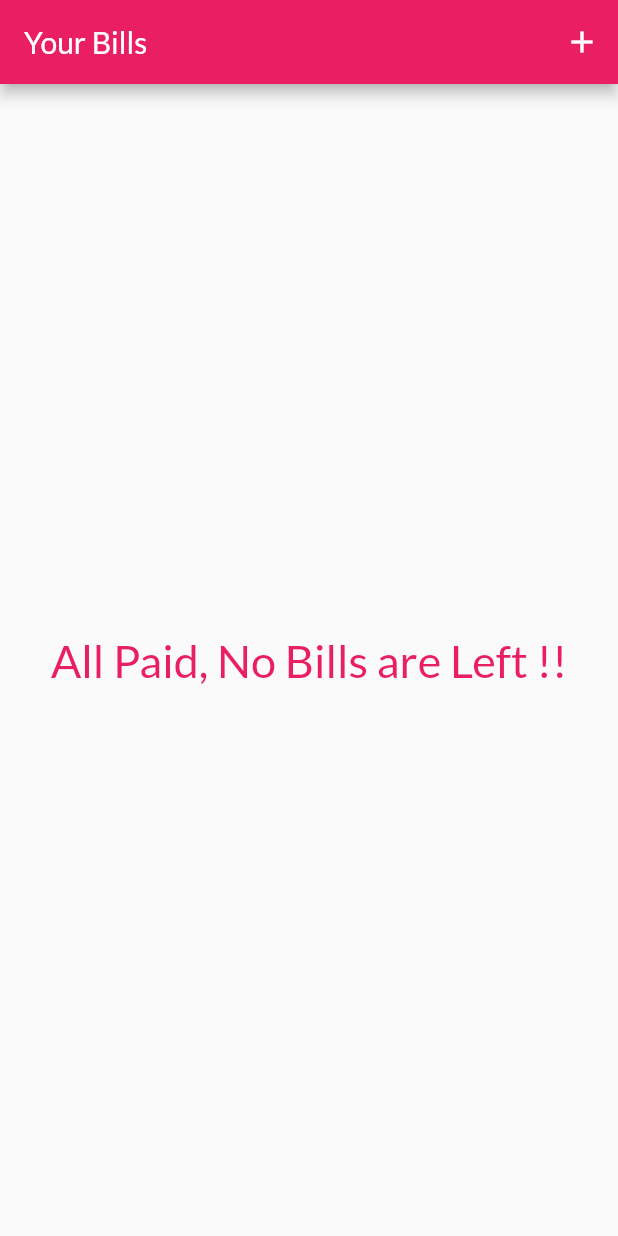
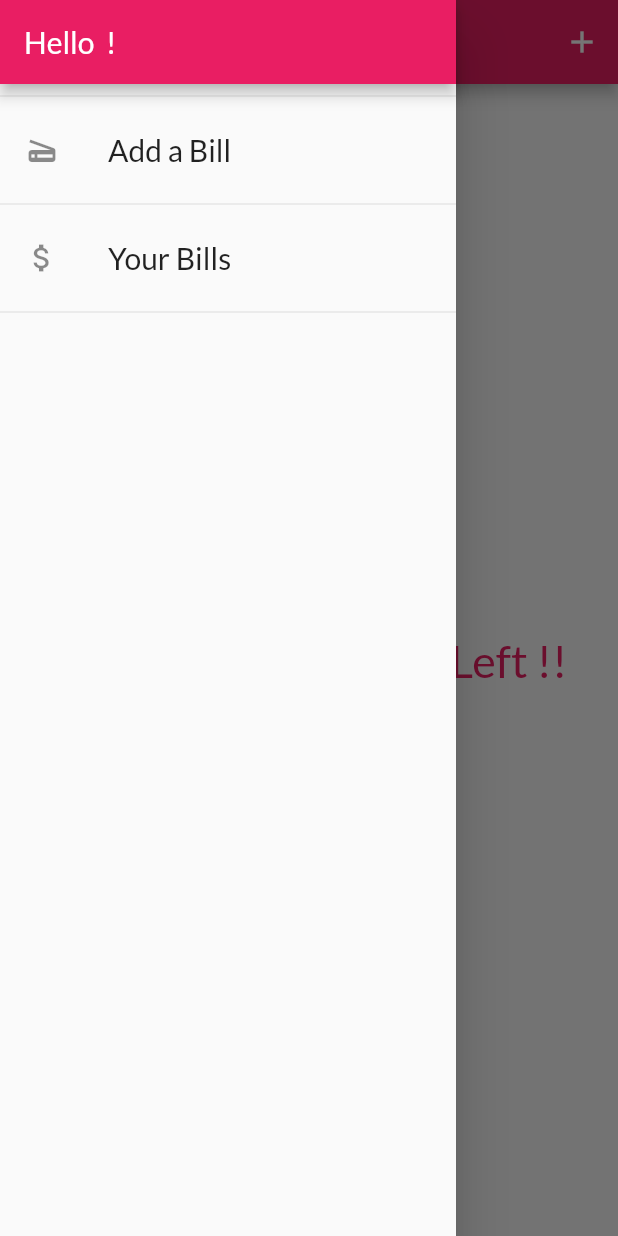
Before and after one commit to vaibhavpuri32/Android_Mobile_Vision_Project, a Flutter app: the screen it shows after launch, with the side drawer open (before the commit the screen has no drawer), on a phone screen of 412 x 824 dp. Run offline on Flutter 3.47's test engine with Material 2 defaults, Android fonts, the phone set to English and light mode, and no system bars; our stand-ins replace image_picker, sqflite; missing offline and left inert: firebase_ml_vision; accounts and stored records are empty.

Commit message:
Commit changes

```diff
--- a/lib/Providers/bills.dart
+++ b/lib/Providers/bills.dart
@@ -38,9 +38,8 @@ class Bills with ChangeNotifier {
             price: item["price"],
             image: File(item["image"]),
             title: item["title"],
-            time: item["time"]))
+            time: DateTime.parse(item["time"])))
         .toList();
-
     notifyListeners();
   }
 }
--- a/lib/Widgets/image_input.dart
+++ b/lib/Widgets/image_input.dart
@@ -72,7 +72,7 @@ class _ImageInput extends State<ImageInput> {
                 )
               : Text(
                   "No image Chosen",
-                  textAlign: TextAlign.center,
+                  textAlign: TextAlign.center, style: TextStyle(fontSize: 20),
                 ),
           alignment: Alignment.center,
         ),
--- a/lib/Widgets/main_drawer.dart
+++ b/lib/Widgets/main_drawer.dart
@@ -4,7 +4,7 @@ import 'package:flutter/material.dart';
 import '../screens/add_bills_screen.dart';
 import '../screens/bills_list_screen.dart';
 
-class AppMainDrawer extends StatelessWidget {
+class MainDrawer extends StatelessWidget {
   static const routeName = "main-drawer";
 
   @override
@@ -19,7 +19,7 @@ class AppMainDrawer extends StatelessWidget {
             Divider(),
             ListTile(
               leading: Icon(Icons.scanner),
-              title: Text("Scan a Bill"),
+              title: Text("Add a Bill", style: TextStyle(fontSize: 20),),
               onTap: () {
                 Navigator.of(context).pushReplacementNamed(AddBillsScreen.routeName);
               },
@@ -27,7 +27,7 @@ class AppMainDrawer extends StatelessWidget {
             Divider(),
             ListTile(
               leading: Icon(Icons.attach_money),
-              title: Text("Your Bills"),
+              title: Text("Your Bills", style: TextStyle(fontSize: 20)),
               onTap: () {
                 Navigator.of(context).pushReplacementNamed(BillListScreen.routeName);
               },
--- a/lib/helper/db_helper.dart
+++ b/lib/helper/db_helper.dart
@@ -8,7 +8,7 @@ class DBHelper {
     return sql.openDatabase(path.join(dbPath, 'bills.db'),
         onCreate: (db, version) {
           return db.execute(
-              'CREATE TABLE user_bills(id TEXT PRIMARY KEY, price REAL,image TEXT, title TEXT,time TEXT ,)');
+              'CREATE TABLE user_bills(id TEXT PRIMARY KEY, price REAL,image TEXT, title TEXT,time TEXT )');
         }, version: 1);
   }
 
--- a/lib/main.dart
+++ b/lib/main.dart
@@ -4,7 +4,6 @@ import './Providers/bills.dart';
 import './screens/bills_list_screen.dart';
 import './screens/add_bills_screen.dart';
 import './Widgets/main_drawer.dart';
-import 'package:firebase_ml_vision/firebase_ml_vision.dart';
 import './screens/bill_detail_screen.dart';
 
 void main() => runApp(MyApp());
@@ -20,7 +19,7 @@ class MyApp extends StatelessWidget {
           home: BillListScreen(),
           routes: {AddBillsScreen.routeName: (context) => AddBillsScreen(),
                    BillListScreen.routeName: (context)=> BillListScreen(),
-                   AppMainDrawer.routeName: (context)=> AppMainDrawer(),
+                   MainDrawer.routeName: (context)=> MainDrawer(),
                     BillDetailScreen.routeName: (context)=>BillDetailScreen()
 
 
--- a/lib/screens/bills_list_screen.dart
+++ b/lib/screens/bills_list_screen.dart
@@ -1,7 +1,6 @@
 import 'package:flutter/material.dart';
 import 'package:provider/provider.dart';
 import '../Widgets/main_drawer.dart';
-import 'package:provider/provider.dart';
 import './add_bills_screen.dart';
 import '../Providers/bills.dart';
 import './bill_detail_screen.dart';
@@ -12,9 +11,75 @@ class BillListScreen extends StatelessWidget {
 
   Widget build(BuildContext context) {
     return (Scaffold(
+        appBar: AppBar(
+          title: Text("Your Bills "),
+          actions: <Widget>[
+            IconButton(
+              icon: Icon(Icons.add),
+              onPressed: () {
+                Navigator.of(context).pushNamed(AddBillsScreen.routeName);
+              },
+            )
+          ],
+        ),
+        drawer: MainDrawer(),
+        body:FutureBuilder(
+            future: Provider.of<Bills>(context,listen: false).fetchBills(),
+            builder: (ctx, snapshot) =>
+            snapshot.connectionState == ConnectionState.waiting
+                ? Center(
+              child: CircularProgressIndicator(),
+            )
+                : Consumer<Bills>(
+                child: Center(
+                  child: Text(
+                    "All Paid, No Bills are Left !!",
+                    style: TextStyle(
+                        color: Theme.of(context).primaryColor,
+                        fontSize: 30),
+                  ),
+                ),
+                builder: (ctx, bills, ch) => bills.items.length <= 0
+                    ? ch
+                    : ListView.builder(
+                  itemBuilder: (context, index) =>
+                      ListTile(
+                        leading: CircleAvatar(
+                          radius: 25,
+                          backgroundImage:
+                          FileImage(bills.items[index].image),
+                        ),
+                        title: Text(
+                          bills.items[index].title,
+                          style: TextStyle(fontSize: 25, color: Theme.of(context).primaryColor),
+                        ), subtitle: Text(DateFormat("dd / MM / yyyy  hh:mm ").format(bills.items[index].time)),
+                        onTap: () {
+                          Navigator.of(context).pushNamed(
+                              BillDetailScreen.routeName,
+                              arguments: {
+                                "title": bills.items[index].title,
+                                "image": bills.items[index].image,
+                                "time": bills.items[index].time,
+                                "price": bills.items[index].price,
+                                "id": bills.items[index].id
+                              });
+                        },
+                      ),
+
+                  itemCount: bills.items.length,
+                )))
+
+      )
+    );
+  }
+}
+/* class BillListScreen extends StatelessWidget {
+  static const routeName = "bill-list-screen";
+
+  Widget build(BuildContext context) {
+    return (Scaffold(
       appBar: AppBar(
         title: Text("Your Bills "),
-        automaticallyImplyLeading: false,
         actions: <Widget>[
           IconButton(
             icon: Icon(Icons.add),
@@ -24,10 +89,10 @@ class BillListScreen extends StatelessWidget {
           )
         ],
       ),
-      //drawer: AppMainDrawer(),
-      body: FutureBuilder(
+      drawer: MainDrawer(),
+      body:FutureBuilder(
           future: Provider.of<Bills>(context,listen: false).fetchBills(),
-          builder: (context, snapshot) =>
+          builder: (ctx, snapshot) =>
               snapshot.connectionState == ConnectionState.waiting
                   ? Center(
                       child: CircularProgressIndicator(),
@@ -41,12 +106,11 @@ class BillListScreen extends StatelessWidget {
                               fontSize: 30),
                         ),
                       ),
-                      builder: (context, bills, ch) => bills.items.length <= 0
+                      builder: (ctx, bills, ch) => bills.items.length <= 0
                           ? ch
                           : ListView.builder(
-                              itemBuilder: (context, index) => Container(
-                                padding: EdgeInsets.all(8),
-                                child: ListTile(
+                              itemBuilder: (context, index) =>
+                                ListTile(
                                   leading: CircleAvatar(
                                     radius: 25,
                                     backgroundImage:
@@ -68,9 +132,6 @@ class BillListScreen extends StatelessWidget {
                                         });
                                   },
                                 ),
-                              ),
+
                               itemCount: bills.items.length,
-                            ))),
-    ));
-  }
-}
+                            )))*/
```
Also changed, not shown: lib/screens/bill_detail_screen.dart (+7 -9 lines).
